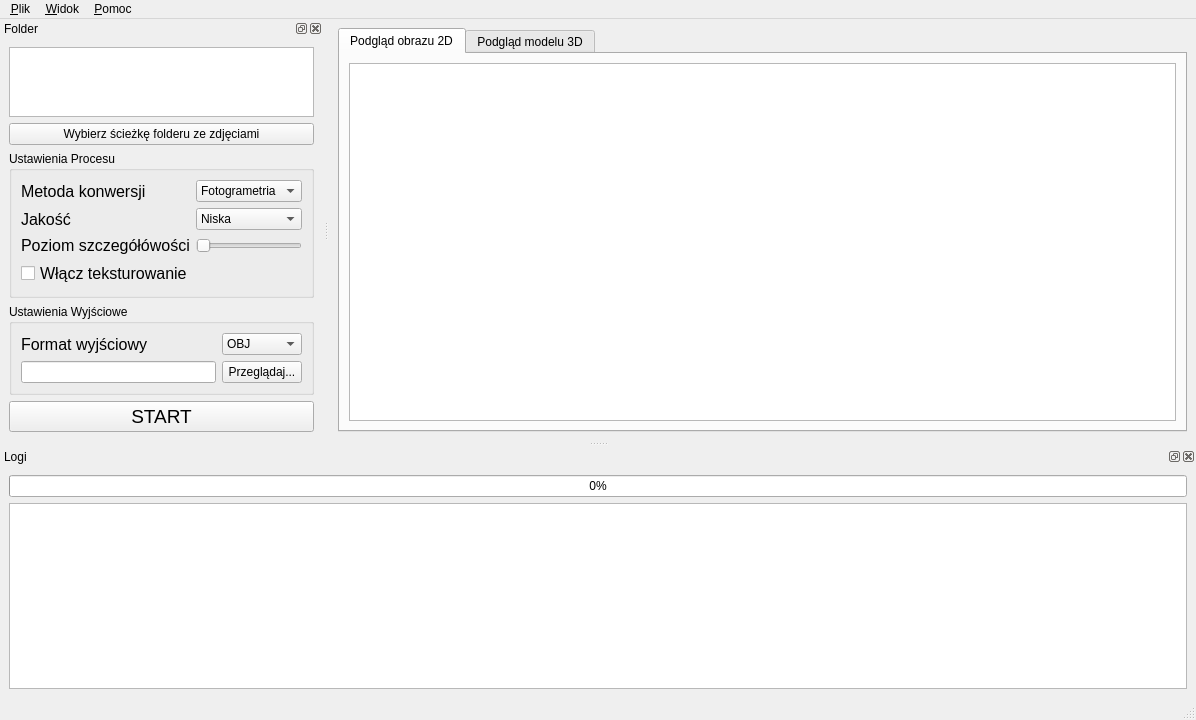
First picture: the form in src/mainwindow.ui, repository RareIcubu/Image-to-3D, before the edit.
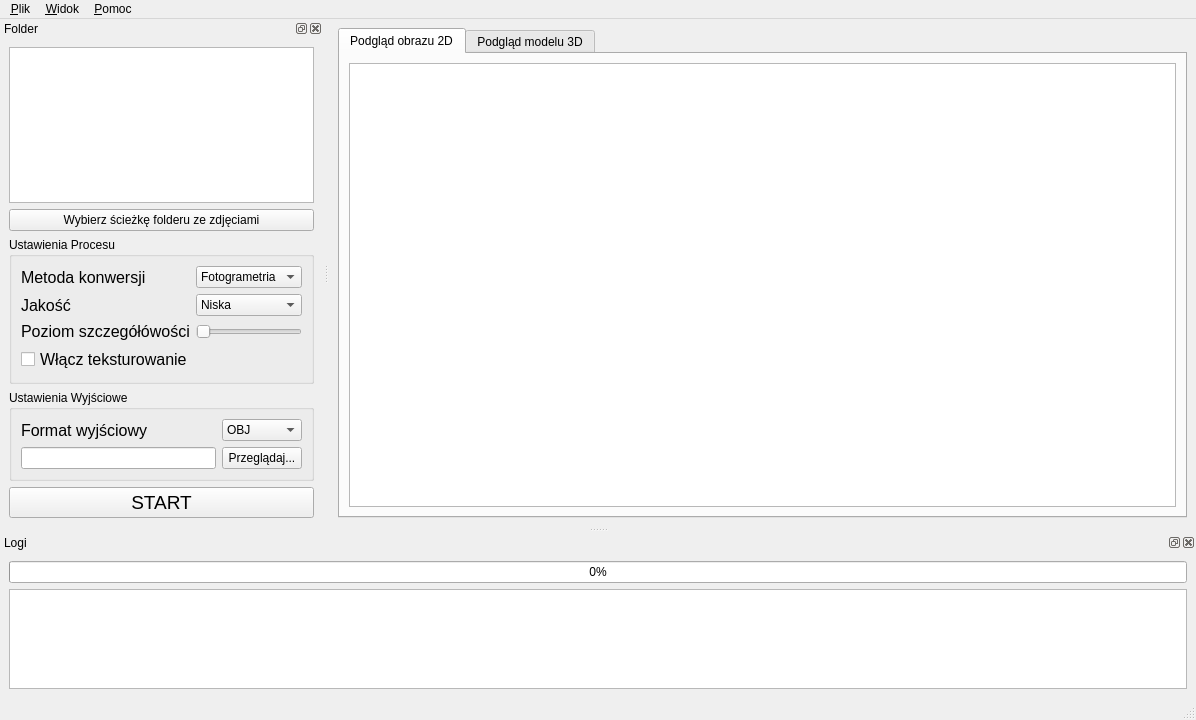
Second picture: the form after the edit.

The edit to the form file:
```diff
--- a/src/mainwindow.ui
+++ b/src/mainwindow.ui
@@ -260,7 +260,7 @@
        <property name="maximumSize">
         <size>
          <width>16777215</width>
-         <height>16777215</height>
+         <height>100</height>
         </size>
        </property>
        <property name="readOnly">
```
Left out of the diff: 6 changed lines with no effect on the pictures.
